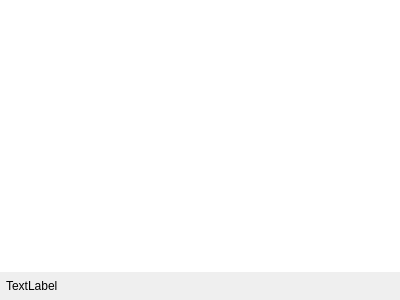
Above: sources/editor/overview/pageoverview.ui from davy7125/polyphone before the change. Below: the same form after it.
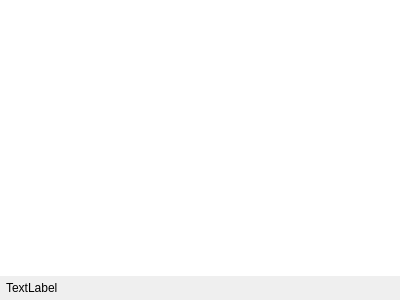
That is the form after the change. Custom widgets are drawn as their Qt base class.

```diff
--- a/sources/editor/overview/pageoverview.ui
+++ b/sources/editor/overview/pageoverview.ui
@@ -85,13 +85,13 @@
      <property name="minimumSize">
       <size>
        <width>0</width>
-       <height>28</height>
+       <height>24</height>
       </size>
      </property>
      <property name="maximumSize">
       <size>
        <width>16777215</width>
-       <height>28</height>
+       <height>24</height>
       </size>
      </property>
      <property name="frameShape">
```
